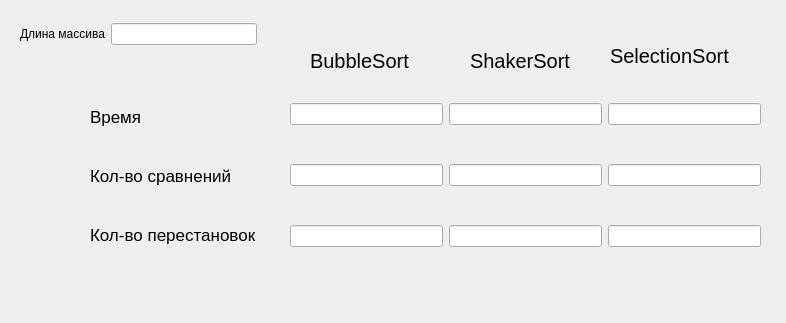
The window that 1_seminar/GUI_1_seminar/sorting_results_window.ui (Eugene665/uni_parallel_computing) describes before a commit, drawn with Qt 5.
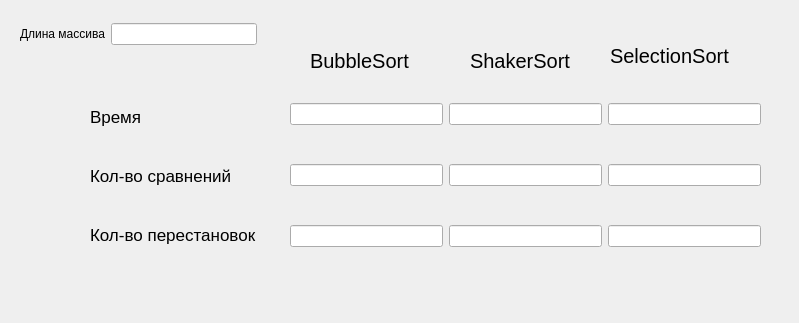
The same window after the commit.

```diff
--- a/1_seminar/GUI_1_seminar/sorting_results_window.ui
+++ b/1_seminar/GUI_1_seminar/sorting_results_window.ui
@@ -6,7 +6,7 @@
    <rect>
     <x>0</x>
     <y>0</y>
-    <width>786</width>
+    <width>799</width>
     <height>323</height>
    </rect>
   </property>
@@ -202,7 +202,7 @@
     <string>BubbleSort</string>
    </property>
   </widget>
-  <widget class="QWidget" name="">
+  <widget class="QWidget" name="layoutWidget">
    <property name="geometry">
     <rect>
      <x>20</x>
```
